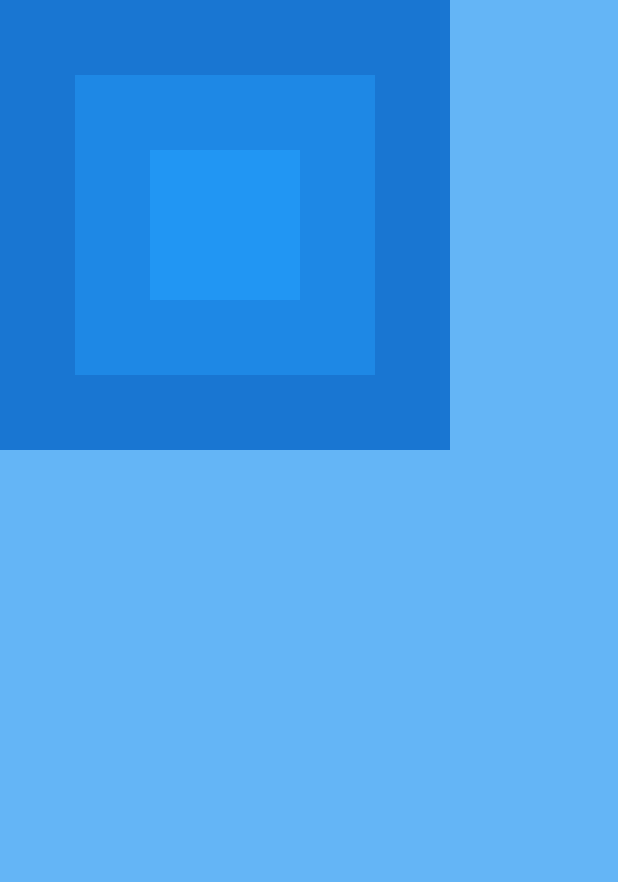
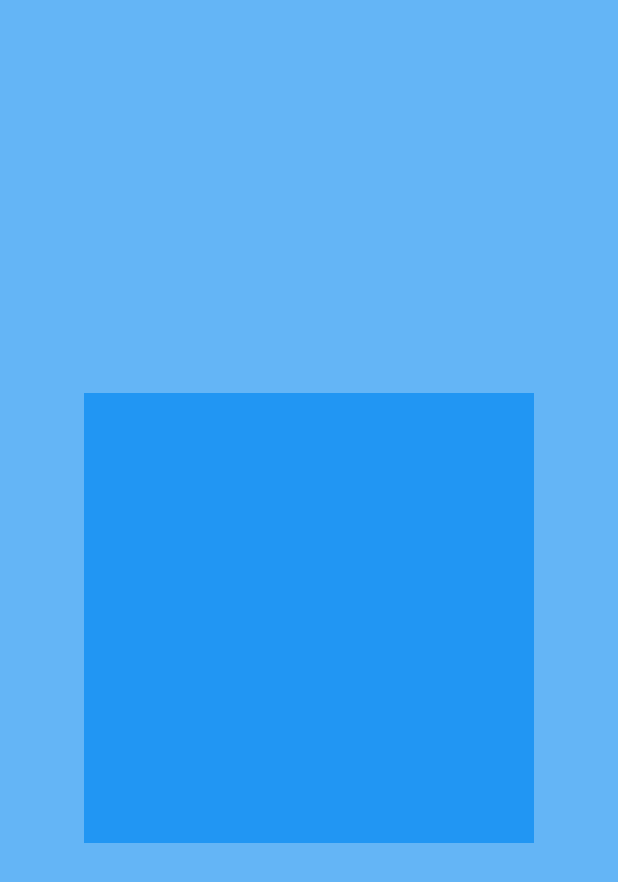
Before and after one commit to JakeOJeff/basics, a Flutter app: the screen it shows after launch, on a phone screen of 412 x 824 dp. Shown: the top 882 px of the screen. Run offline on Flutter 3.47's test engine with Material 3 defaults, Android fonts, the phone set to English and light mode, and no system bars.

Commit message:
Gesture Detector

```diff
--- a/lib/main.dart
+++ b/lib/main.dart
@@ -14,31 +14,19 @@ class MyApp extends StatelessWidget {
       home: Scaffold(
         backgroundColor: Colors.blue[300],
 
-        body: Stack(
-          alignment: Alignment.center,
-          children: [
+        body: Center(
 
+          child: GestureDetector(
+            onTap: (){
+              print("test");
+            },
+            child: Container(
+              height: 300,
+              width : 300,
+              color: Colors.blue[500]
+            ),
+          )
 
-            Container(
-              width: 300,
-              height: 300,
-              color: Colors.blue[700]
-            ),
-
-
-            Container(
-              width: 200,
-              height: 200,
-              color: Colors.blue[600]
-            ),
-
-
-            Container(
-              width: 100,
-              height: 100,
-              color: Colors.blue[500]
-            )
-          ],
         ),
       ),
     );
```
